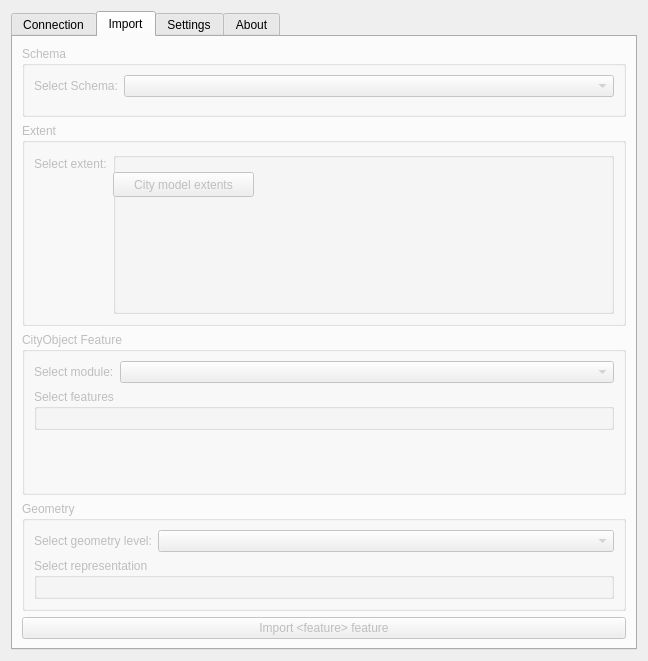
Old version of the form dialog/citydb_loader_dialog_base.ui in the repository tudelft3d/3DCityDB-Tools-for-QGIS.
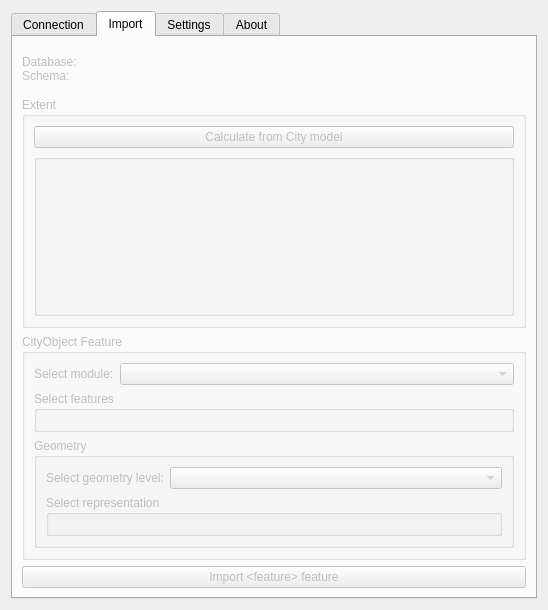
New version of the form. The open tabs and pages were chosen to show the change. Icons and pictures are not drawn. Custom widgets are drawn as their Qt base class.

The edit to the form file:
```diff
--- a/dialog/citydb_loader_dialog_base.ui
+++ b/dialog/citydb_loader_dialog_base.ui
@@ -9,8 +9,8 @@
    <rect>
     <x>0</x>
     <y>0</y>
-    <width>648</width>
-    <height>661</height>
+    <width>546</width>
+    <height>610</height>
    </rect>
   </property>
   <property name="sizePolicy">
@@ -449,47 +449,17 @@
        <string>Import</string>
       </attribute>
       <layout class="QGridLayout" name="gridLayout_ImportTab">
-       <item row="0" column="0">
+       <item row="2" column="0">
         <layout class="QVBoxLayout" name="verticalLayout_12">
          <item>
-          <widget class="QGroupBox" name="grbSchema">
-           <property name="sizePolicy">
-            <sizepolicy hsizetype="Minimum" vsizetype="Maximum">
-             <horstretch>0</horstretch>
-             <verstretch>0</verstretch>
-            </sizepolicy>
-           </property>
-           <property name="minimumSize">
-            <size>
-             <width>326</width>
-             <height>71</height>
-            </size>
-           </property>
-           <property name="title">
-            <string>Schema</string>
-           </property>
-           <property name="flat">
+          <widget class="QLabel" name="lblDbSchema">
+           <property name="enabled">
             <bool>false</bool>
            </property>
-           <property name="checkable">
-            <bool>false</bool>
-           </property>
-           <layout class="QVBoxLayout" name="verticalLayout_7">
-            <item>
-             <layout class="QFormLayout" name="formLayout_9">
-              <item row="0" column="0">
-               <widget class="QLabel" name="lblScema">
                 <property name="text">
-                 <string>Select Schema:</string>
-                </property>
-               </widget>
-              </item>
-              <item row="0" column="1">
-               <widget class="QComboBox" name="cbxScema"/>
-              </item>
-             </layout>
-            </item>
-           </layout>
+            <string>Database: &lt;Database&gt;
+Schema: &lt;Schema&gt;</string>
+           </property>
           </widget>
          </item>
          <item>
@@ -499,21 +469,19 @@
            </property>
            <layout class="QVBoxLayout" name="verticalLayout_9">
             <item>
-             <layout class="QFormLayout" name="formLayout_17">
-              <item row="1" column="0">
-               <widget class="QLabel" name="lblExtent">
+             <widget class="QPushButton" name="btnCityExtents">
                 <property name="text">
-                 <string>Select extent:</string>
+               <string>Calculate from City model</string>
                 </property>
                </widget>
               </item>
-              <item row="1" column="1">
+            <item>
                <widget class="QgsExtentGroupBox" name="qgrbExtent">
                 <property name="enabled">
                  <bool>false</bool>
                 </property>
                 <property name="sizePolicy">
-                 <sizepolicy hsizetype="MinimumExpanding" vsizetype="MinimumExpanding">
+               <sizepolicy hsizetype="MinimumExpanding" vsizetype="Maximum">
                   <horstretch>0</horstretch>
                   <verstretch>0</verstretch>
                  </sizepolicy>
@@ -539,22 +507,7 @@
                 <property name="collapsed">
                  <bool>false</bool>
                 </property>
-                <widget class="QPushButton" name="btnCItyExtents">
-                 <property name="geometry">
-                  <rect>
-                   <x>0</x>
-                   <y>20</y>
-                   <width>141</width>
-                   <height>25</height>
-                  </rect>
-                 </property>
-                 <property name="text">
-                  <string>City model extents</string>
-                 </property>
-                </widget>
-               </widget>
-              </item>
-             </layout>
+             </widget>
             </item>
            </layout>
           </widget>
@@ -594,22 +547,6 @@
              </widget>
             </item>
             <item>
-             <spacer name="verticalSpacer_5">
-              <property name="orientation">
-               <enum>Qt::Vertical</enum>
-              </property>
-              <property name="sizeHint" stdset="0">
-               <size>
-                <width>20</width>
-                <height>40</height>
-               </size>
-              </property>
-             </spacer>
-            </item>
-           </layout>
-          </widget>
-         </item>
-         <item>
           <widget class="QGroupBox" name="grbGeometry">
            <property name="title">
             <string>Geometry</string>
@@ -644,8 +581,9 @@
           </widget>
          </item>
         </layout>
-       </item>
-       <item row="1" column="0">
+          </widget>
+         </item>
+         <item>
         <widget class="QPushButton" name="btnImport">
          <property name="enabled">
           <bool>false</bool>
@@ -656,6 +594,8 @@
         </widget>
        </item>
       </layout>
+       </item>
+      </layout>
      </widget>
      <widget class="QWidget" name="tabSettings">
       <property name="enabled">
```
Left out of the diff: 87 changed lines with no effect on the pictures. Lines whose indentation alone changed are shown as unchanged.
